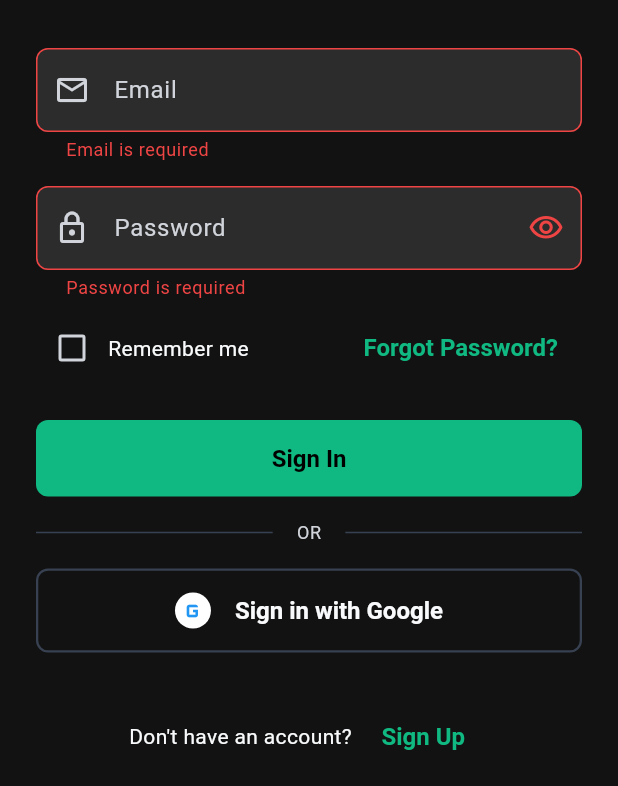
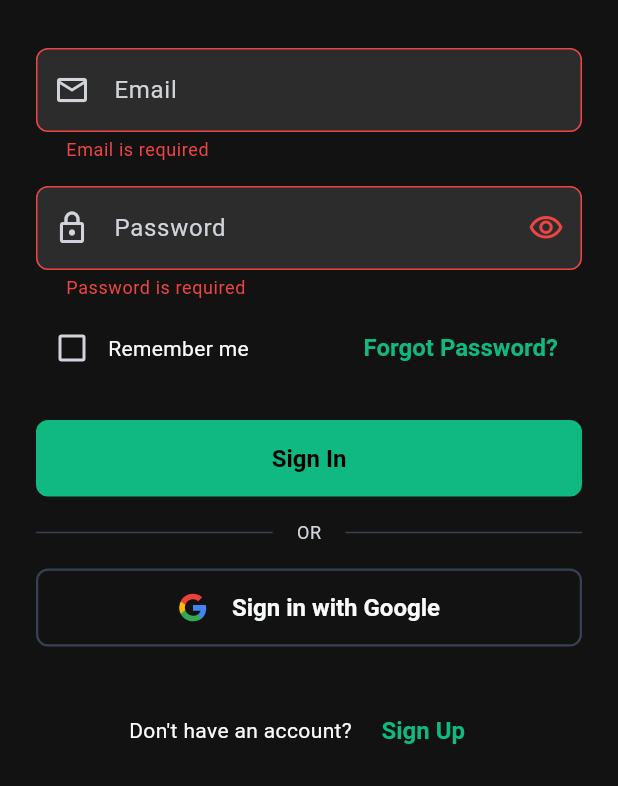
Before and after one commit to kumaranindian/eazy-vault, a Flutter app: the screen it shows after launch, after a tap on "Sign In", on a phone screen of 412 x 824 dp, the part 450-1236 px from its top. Run offline on Flutter 3.47's test engine with Material 3 defaults, Android fonts, the phone set to English and light mode, and no system bars; our stand-ins replace cloud_firestore, csv, file_picker, firebase_analytics, firebase_auth, firebase_core and 13 more; missing offline and left inert: dart:html, excel; accounts and stored records are empty; generated files the repository leaves out were written again.

Commit message:
fix: use the real Google logo on the sign-in button
Icons.g_mobiledata (a plain Material "G" glyph) didn't resemble
Google's logo at all. Replaced it with the official multi-color "G"
mark, inlined as SVG via the already-declared but previously unused
flutter_svg dependency — no new asset file or pubspec change needed.

Co-Authored-By: Claude Sonnet 5 <noreply@anthropic.com>

```diff
--- a/lib/features/authentication/presentation/widgets/google_sign_in_button.dart
+++ b/lib/features/authentication/presentation/widgets/google_sign_in_button.dart
@@ -1,6 +1,19 @@
 import 'package:flutter/material.dart';
+import 'package:flutter_svg/flutter_svg.dart';
 
 import '../../../../core/constants/app_spacing.dart';
+
+/// The official multi-color Google "G" mark, inlined as SVG (via the
+/// already-declared `flutter_svg` dependency) rather than a Material icon —
+/// `Icons.g_mobiledata` doesn't resemble the Google logo at all.
+const String _googleLogoSvg = '''
+<svg xmlns="http://www.w3.org/2000/svg" viewBox="0 0 48 48">
+  <path fill="#4285F4" d="M45.12 24.5c0-1.56-.14-3.06-.4-4.5H24v9h11.84c-.51 2.75-2.06 5.08-4.39 6.64v5.52h7.11c4.16-3.83 6.56-9.47 6.56-16.16z"/>
+  <path fill="#34A853" d="M24 46c5.94 0 10.92-1.97 14.56-5.34l-7.11-5.52c-1.97 1.32-4.49 2.1-7.45 2.1-5.73 0-10.58-3.87-12.31-9.08h-7.33v5.7C7.46 40.69 15.1 46 24 46z"/>
+  <path fill="#FBBC05" d="M11.69 28.16c-.43-1.29-.67-2.67-.67-4.09s.24-2.8.67-4.09v-5.7H4.36A22.07 22.07 0 0 0 2 24c0 3.57.86 6.94 2.36 9.92l7.33-5.76z"/>
+  <path fill="#EA4335" d="M24 10.75c3.23 0 6.13 1.11 8.41 3.28l6.31-6.31C34.91 4.18 29.93 2 24 2 15.1 2 7.46 7.31 4.36 14.08l7.33 5.7c1.73-5.21 6.58-9.03 12.31-9.03z"/>
+</svg>
+''';
 
 class GoogleSignInButton extends StatelessWidget {
   const GoogleSignInButton({
@@ -22,18 +35,9 @@ class GoogleSignInButton extends StatelessWidget {
       child: Row(
         mainAxisAlignment: MainAxisAlignment.center,
         children: [
-          Container(
-            width: 24,
-            height: 24,
-            decoration: BoxDecoration(
-              shape: BoxShape.circle,
-              color: Colors.white,
-            ),
-            child: const Icon(
-              Icons.g_mobiledata,
-              size: 20,
-              color: Colors.blue,
-            ),
+          SizedBox.square(
+            dimension: 20,
+            child: SvgPicture.string(_googleLogoSvg),
           ),
           AppSpacing.gapMD,
           Flexible(child: Text(label, overflow: TextOverflow.ellipsis)),
```
